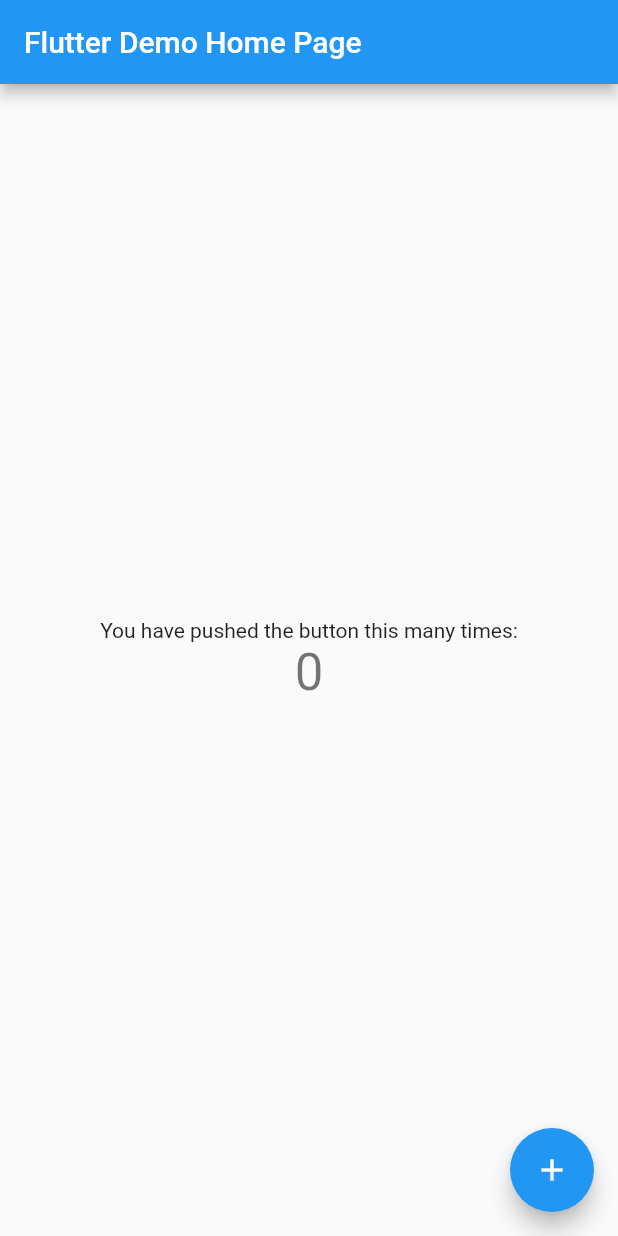
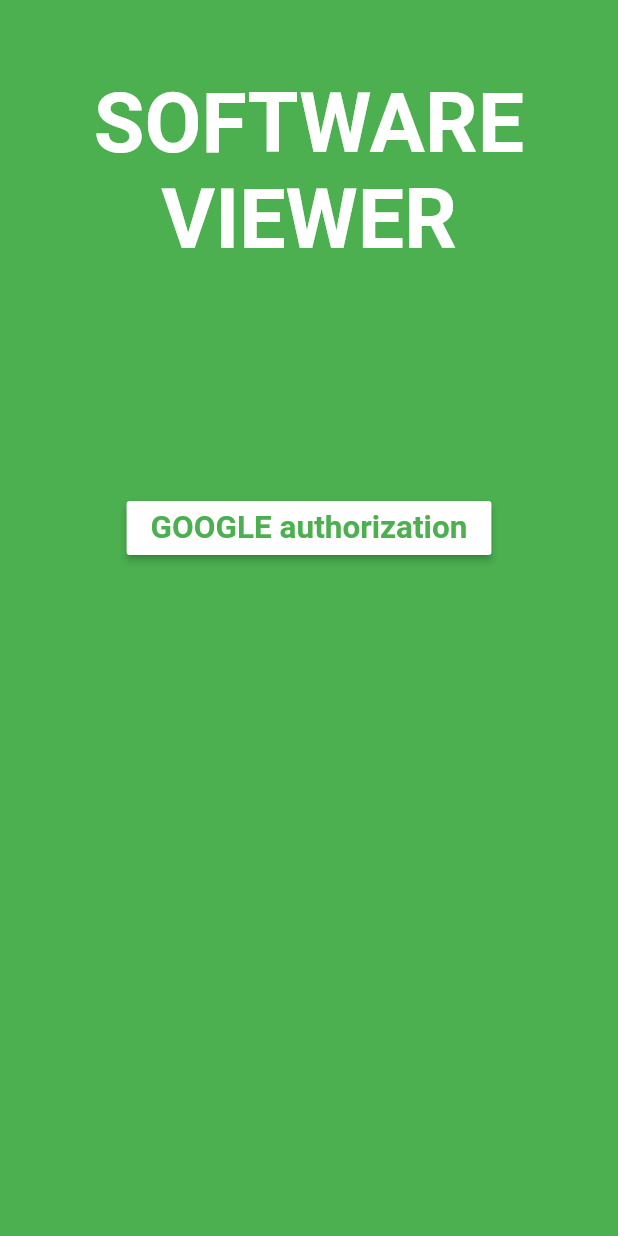
Before and after one commit to d3c6e1/softwareviewer, a Flutter app: the screen it shows after launch, on a phone screen of 412 x 824 dp. Run offline on Flutter 3.47's test engine with Material 2 defaults, Android fonts, the phone set to English and light mode, and no system bars.

Commit message:
auth page

```diff
--- /dev/null
+++ b/lib/interface/AuthorizationPage.dart
@@ -0,0 +1,81 @@
+import 'package:flutter/material.dart';
+import 'package:flutter/widgets.dart';
+
+class AuthorizationPage extends StatefulWidget{
+  @override
+  State<StatefulWidget> createState() => _AuthorizationPageState();
+}
+
+class _AuthorizationPageState extends State<AuthorizationPage>{
+  @override
+  Widget build(BuildContext context) {
+
+    Widget _logo(){
+      return Padding(
+        padding: EdgeInsets.only(top: 50),
+        child: Center(
+          child: Container(
+//            width: 300,
+            child: Align(
+              child: RichText(
+                textAlign: TextAlign.center,
+                text: TextSpan(
+                  style: TextStyle(fontSize: 55, fontWeight: FontWeight.bold, color: Colors.white),
+                  children: [
+                    TextSpan(
+                      text: 'SOFTWARE ',
+                    ),
+                    TextSpan(
+                      text: 'VIEWER',
+//                      style: TextStyle(fontSize: 80),
+                    ),
+                  ]
+                ),
+              ),
+            ),
+          ),
+        ),
+      );
+    }
+
+    Widget _button(String text, func()){
+      return  RaisedButton(
+        splashColor: Theme.of(context).primaryColor,
+        highlightColor: Theme.of(context).primaryColor,
+        color: Colors.white,
+        child: Text(
+          text,
+          style: TextStyle(fontWeight: FontWeight.bold, color: Theme.of(context).primaryColor, fontSize: 21),
+        ),
+        onPressed: () => func,
+      );
+    }
+
+    Widget _auth(String text, func()){
+      return Padding(
+        padding: EdgeInsets.only(top: 150),
+        child: Center(
+          child: Container(
+            child: Column(
+              children: <Widget>[
+                _button(text, () => func),
+              ],
+            ),
+          ),
+        ),
+      );
+    }
+
+    return Scaffold(
+      backgroundColor: Theme.of(context).primaryColor,
+      body: Column(
+        children: <Widget>[
+          _logo(),
+          _auth('GOOGLE authorization', (){}),
+        ],
+
+      ),
+
+    );
+  }
+}
--- /dev/null
+++ b/lib/interface/HomePage.dart
@@ -0,0 +1,10 @@
+import 'package:flutter/cupertino.dart';
+
+class HomePage extends StatelessWidget{
+  @override
+  Widget build(BuildContext context) {
+    // TODO: implement build
+    throw UnimplementedError();
+  }
+
+}
--- /dev/null
+++ b/lib/logic/Computer.dart
@@ -0,0 +1,18 @@
+import 'package:intl/intl.dart';
+
+class Computer{
+  final String name;
+  final DateTime updateDate;
+  final Map<String, String> software;
+  static DateFormat dateFormatTemplate = DateFormat("'Updated: 'dd.MM.yyyy 'at' HH:mm:ss");
+
+  Computer(this.name, this.updateDate, this.software);
+
+  String get updateDateF => dateFormatTemplate.format(updateDate);
+
+
+
+
+
+
+}
--- a/lib/main.dart
+++ b/lib/main.dart
@@ -1,111 +1,18 @@
 import 'package:flutter/material.dart';
+import 'package:softwareviewer/interface/AuthorizationPage.dart';
 
-void main() => runApp(MyApp());
+void main() => runApp(SoftwareViewer());
 
-class MyApp extends StatelessWidget {
-  // This widget is the root of your application.
+class SoftwareViewer extends StatelessWidget {
   @override
   Widget build(BuildContext context) {
     return MaterialApp(
-      title: 'Flutter Demo',
+      title: 'Software Viewer',
       theme: ThemeData(
-        // This is the theme of your application.
-        //
-        // Try running your application with "flutter run". You'll see the
-        // application has a blue toolbar. Then, without quitting the app, try
-        // changing the primarySwatch below to Colors.green and then invoke
-        // "hot reload" (press "r" in the console where you ran "flutter run",
-        // or simply save your changes to "hot reload" in a Flutter IDE).
-        // Notice that the counter didn't reset back to zero; the application
-        // is not restarted.
-        primarySwatch: Colors.blue,
+        primaryColor: Colors.green,
+        textTheme: TextTheme(headline6: TextStyle(color: Colors.white))
       ),
-      home: MyHomePage(title: 'Flutter Demo Home Page'),
+      home: AuthorizationPage(),
     );
   }
 }
-
-class MyHomePage extends StatefulWidget {
-  MyHomePage({Key key, this.title}) : super(key: key);
-
-  // This widget is the home page of your application. It is stateful, meaning
-  // that it has a State object (defined below) that contains fields that affect
-  // how it looks.
-
-  // This class is the configuration for the state. It holds the values (in this
-  // case the title) provided by the parent (in this case the App widget) and
-  // used by the build method of the State. Fields in a Widget subclass are
-  // always marked "final".
-
-  final String title;
-
-  @override
-  _MyHomePageState createState() => _MyHomePageState();
-}
-
-class _MyHomePageState extends State<MyHomePage> {
-  int _counter = 0;
-
-  void _incrementCounter() {
-    setState(() {
-      // This call to setState tells the Flutter framework that something has
-      // changed in this State, which causes it to rerun the build method below
-      // so that the display can reflect the updated values. If we changed
-      // _counter without calling setState(), then the build method would not be
-      // called again, and so nothing would appear to happen.
-      _counter++;
-    });
-  }
-
-  @override
-  Widget build(BuildContext context) {
-    // This method is rerun every time setState is called, for instance as done
-    // by the _incrementCounter method above.
-    //
-    // The Flutter framework has been optimized to make rerunning build methods
-    // fast, so that you can just rebuild anything that needs updating rather
-    // than having to individually change instances of widgets.
-    return Scaffold(
-      appBar: AppBar(
-        // Here we take the value from the MyHomePage object that was created by
-        // the App.build method, and use it to set our appbar title.
-        title: Text(widget.title),
-      ),
-      body: Center(
-        // Center is a layout widget. It takes a single child and positions it
-        // in the middle of the parent.
-        child: Column(
-          // Column is also a layout widget. It takes a list of children and
-          // arranges them vertically. By default, it sizes itself to fit its
-          // children horizontally, and tries to be as tall as its parent.
-          //
-          // Invoke "debug painting" (press "p" in the console, choose the
-          // "Toggle Debug Paint" action from the Flutter Inspector in Android
-          // Studio, or the "Toggle Debug Paint" command in Visual Studio Code)
-          // to see the wireframe for each widget.
-          //
-          // Column has various properties to control how it sizes itself and
-          // how it positions its children. Here we use mainAxisAlignment to
-          // center the children vertically; the main axis here is the vertical
-          // axis because Columns are vertical (the cross axis would be
-          // horizontal).
-          mainAxisAlignment: MainAxisAlignment.center,
-          children: <Widget>[
-            Text(
-              'You have pushed the button this many times:',
-            ),
-            Text(
-              '$_counter',
-              style: Theme.of(context).textTheme.headline4,
-            ),
-          ],
-        ),
-      ),
-      floatingActionButton: FloatingActionButton(
-        onPressed: _incrementCounter,
-        tooltip: 'Increment',
-        child: Icon(Icons.add),
-      ), // This trailing comma makes auto-formatting nicer for build methods.
-    );
-  }
-}
--- a/pubspec.yaml
+++ b/pubspec.yaml
@@ -23,6 +23,10 @@
   # The following adds the Cupertino Icons font to your application.
   # Use with the CupertinoIcons class for iOS style icons.
   cupertino_icons: ^0.1.2
+  googleapis: ^0.54.0
+  googleapis_auth: ^0.2.11+1
+#  gsheets: ^0.2.0+1
+  intl: ^0.16.1
 
 dev_dependencies:
   flutter_test:
```
Also changed, not shown: lib/logic/GoogleAccess.dart (added), lib/logic/GoogleSheetsApi.dart (added), 3 other files.
